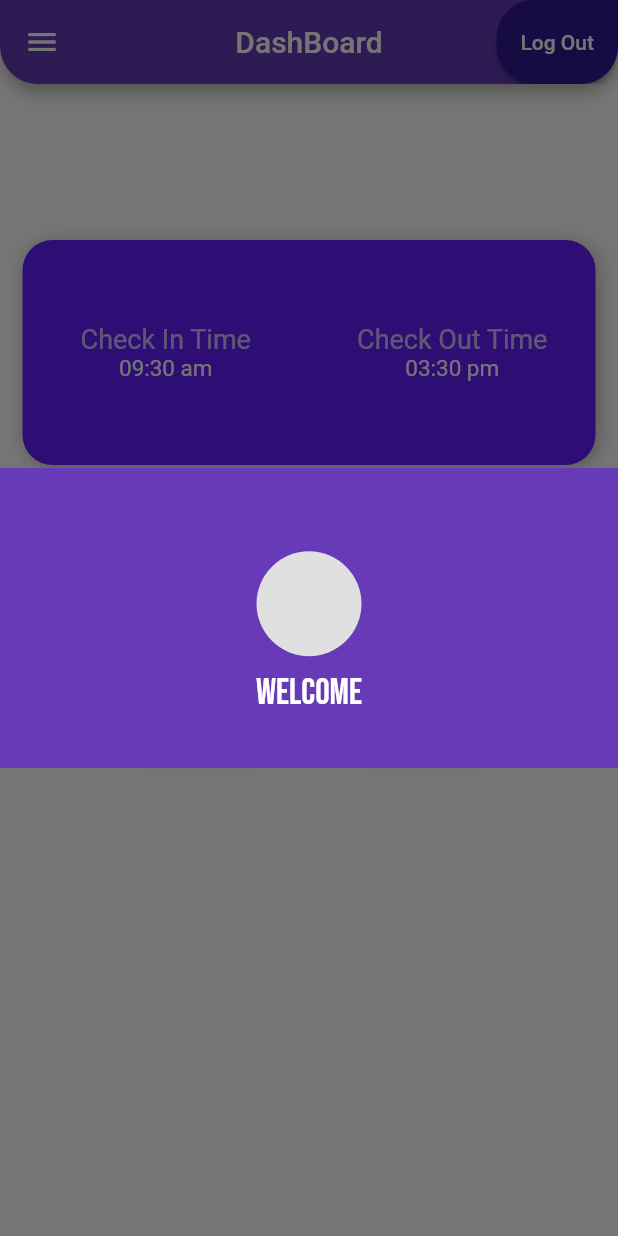
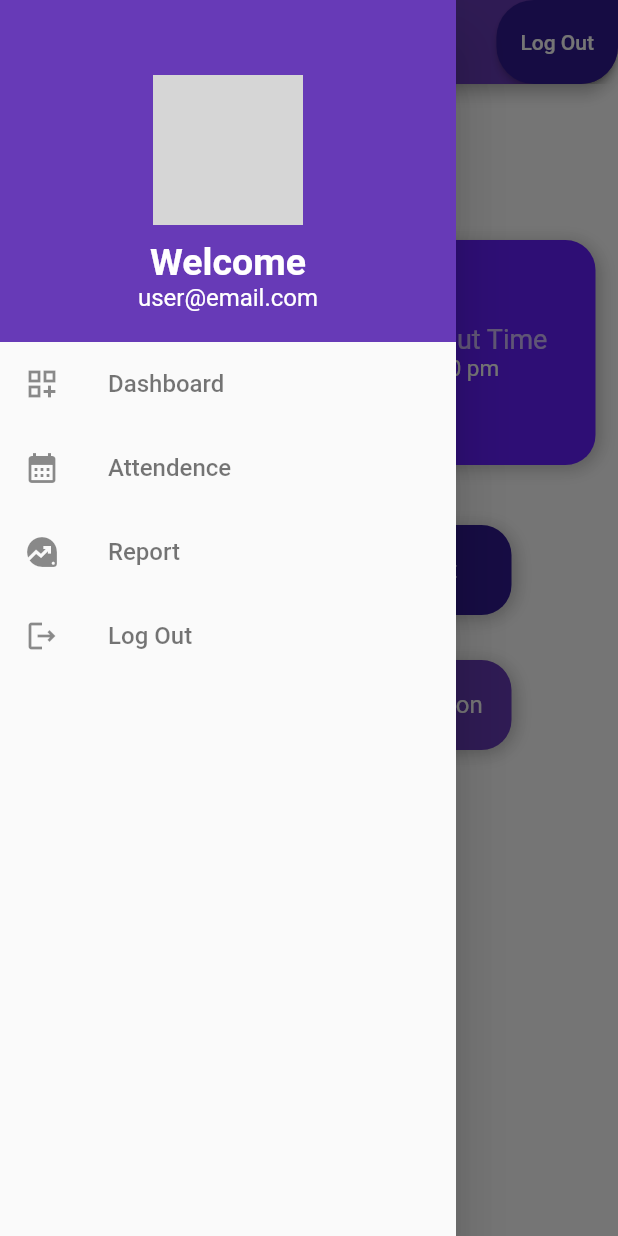
Before and after one commit to FahadKhan007/HRM-App, a Flutter app: the screen it shows once a user with an empty profile is signed in, with the side drawer open, on a phone screen of 412 x 824 dp. Run offline on Flutter 3.47's test engine with Material 2 defaults, Android fonts, the phone set to English and light mode, and no system bars; our stand-ins replace firebase_auth, firebase_core, firebase_database, get, google_fonts; missing offline and left inert: dart:ffi; accounts and stored records are empty; network calls fail; Roboto replaces fonts that are missing (Ubuntu); grey boxes are pictures that could not be loaded.

Commit message:
drawer added

```diff
--- a/lib/home_page.dart
+++ b/lib/home_page.dart
@@ -9,7 +9,7 @@ import 'package:human_resource_management/report_page.dart';
 import 'package:intl/intl.dart';
 
 import 'attendance_page.dart';
-import 'my_drawer_header.dart';
+import 'my_drawer.dart';
 
 class HomePage extends StatelessWidget {
   String email;
@@ -56,7 +56,7 @@ class HomePage extends StatelessWidget {
           ),
         ],
       ),
-      drawer: MyDrawerHeader(),
+      drawer: MyDrawer(),
       backgroundColor: Colors.white24,
       body: SingleChildScrollView(
         padding: EdgeInsets.all(15),
--- /dev/null
+++ b/lib/my_drawer.dart
@@ -0,0 +1,128 @@
+// ignore_for_file: prefer_const_constructors
+
+import 'package:flutter/material.dart';
+import 'package:get/get.dart';
+import 'package:google_fonts/google_fonts.dart';
+
+import 'attendance_page.dart';
+import 'auth_controller.dart';
+import 'home_page.dart';
+import 'report_page.dart';
+
+class MyDrawer extends StatelessWidget {
+  const MyDrawer({super.key});
+
+  @override
+  Widget build(BuildContext context) {
+    return Drawer(
+      child: Column(
+        children: [
+          Container(
+            width: double.infinity,
+            padding: EdgeInsets.all(20),
+            color: Colors.deepPurple,
+            child: Center(
+              child: Column(
+                children: [
+                  Container(
+                    width: 100,
+                    height: 100,
+                    margin: EdgeInsets.only(
+                      top: 30,
+                      bottom: 10,
+                    ),
+                    decoration: BoxDecoration(
+                      shape: BoxShape.circle,
+                      image: DecorationImage(
+                        image: NetworkImage(
+                          'https://docs.flutter.dev/assets/images/dash/dash-fainting.gif',
+                        ),
+                        fit: BoxFit.fill,
+                      ),
+                    ),
+                  ),
+                  Text(
+                    'Welcome',
+                    style: GoogleFonts.ubuntu(
+                      fontSize: 25,
+                      fontWeight: FontWeight.bold,
+                      color: Colors.white,
+                    ),
+                  ),
+                  Text(
+                    'user@email.com',
+                    style: GoogleFonts.ubuntu(
+                      fontSize: 16,
+                      // fontWeight: FontWeight.bold,
+                      color: Colors.white,
+                    ),
+                  ),
+                ],
+              ),
+            ),
+          ),
+          ListTile(
+            onTap: () {
+              Get.back();
+            },
+            leading: Icon(Icons.dashboard_customize_outlined),
+            title: Text(
+              'Dashboard',
+              style: GoogleFonts.ubuntu(
+                fontSize: 16,
+                // fontWeight: FontWeight.bold,
+                color: Colors.black54,
+              ),
+            ),
+          ),
+          ListTile(
+            onTap: () {
+              Get.to(
+                () => AttendancePage(),
+              );
+            },
+            leading: Icon(Icons.calendar_month),
+            title: Text(
+              'Attendence',
+              style: GoogleFonts.ubuntu(
+                fontSize: 16,
+                // fontWeight: FontWeight.bold,
+                color: Colors.black54,
+              ),
+            ),
+          ),
+          ListTile(
+            onTap: () {
+              Get.to(
+                () => ReportPage(),
+              );
+            },
+            leading: Icon(Icons.data_exploration),
+            title: Text(
+              'Report',
+              style: GoogleFonts.ubuntu(
+                fontSize: 16,
+                // fontWeight: FontWeight.bold,
+                color: Colors.black54,
+              ),
+            ),
+          ),
+          ListTile(
+            onTap: () {
+              AuthController.instance.logOut();
+            },
+            leading: Icon(Icons.logout_outlined),
+            title: Text(
+              'Log Out',
+              style: GoogleFonts.ubuntu(
+                fontSize: 16,
+                // fontWeight: FontWeight.bold,
+                color: Colors.black54,
+              ),
+            ),
+          ),
+        ],
+      ),
+    );
+  }
+}
--- a/lib/my_drawer_header.dart
+++ /dev/null
@@ -1,43 +0,0 @@
-// ignore_for_file: prefer_const_constructors
-
-import 'package:flutter/material.dart';
-import 'package:google_fonts/google_fonts.dart';
-
-class MyDrawerHeader extends StatefulWidget {
-  const MyDrawerHeader({super.key});
-
-  @override
-  State<MyDrawerHeader> createState() => _MyDrawerHeaderState();
-}
-
-class _MyDrawerHeaderState extends State<MyDrawerHeader> {
-  @override
-  Widget build(BuildContext context) {
-    return Container(
-      color: Colors.deepPurple,
-      width: double.infinity,
-      height: 200,
-      padding: EdgeInsets.only(top: 20.0),
-      child: Column(
-        mainAxisAlignment: MainAxisAlignment.center,
-        children: [
-          Container(
-            margin: EdgeInsets.only(bottom: 10),
-            height: 70,
-            decoration: BoxDecoration(
-              shape: BoxShape.circle,
-              color: Colors.grey[300],
-            ),
-          ),
-          Text(
-            'Welcome',
-            style: GoogleFonts.bebasNeue(
-              color: Colors.white,
-              fontSize: 24,
-            ),
-          ),
-        ],
-      ),
-    );
-  }
-}
```
Also changed, not shown: lib/attendance_page.dart (+13 -13 lines), lib/report_page.dart (+91 -9 lines).
